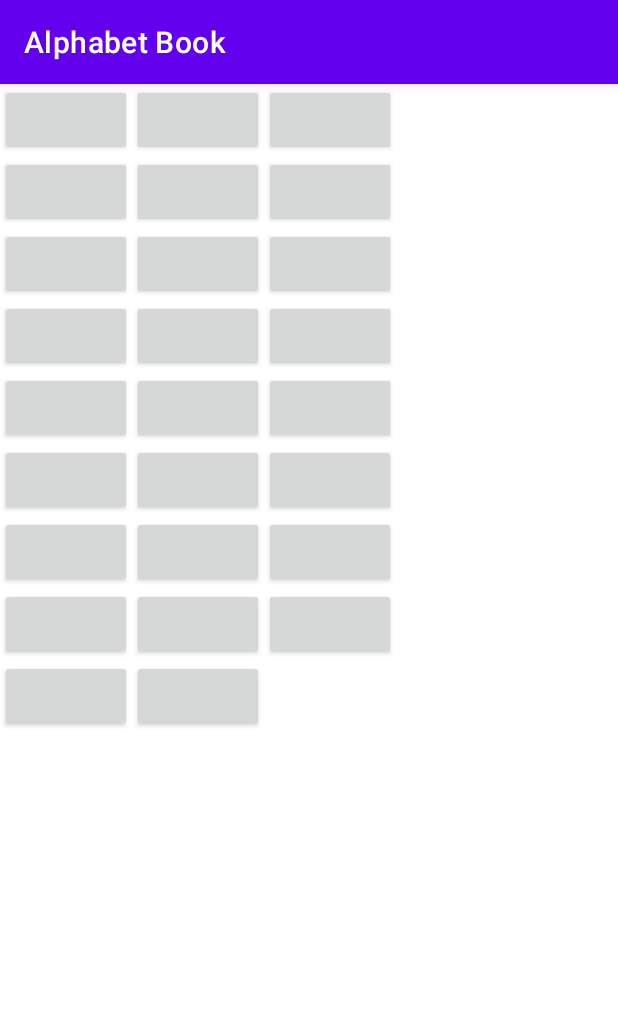
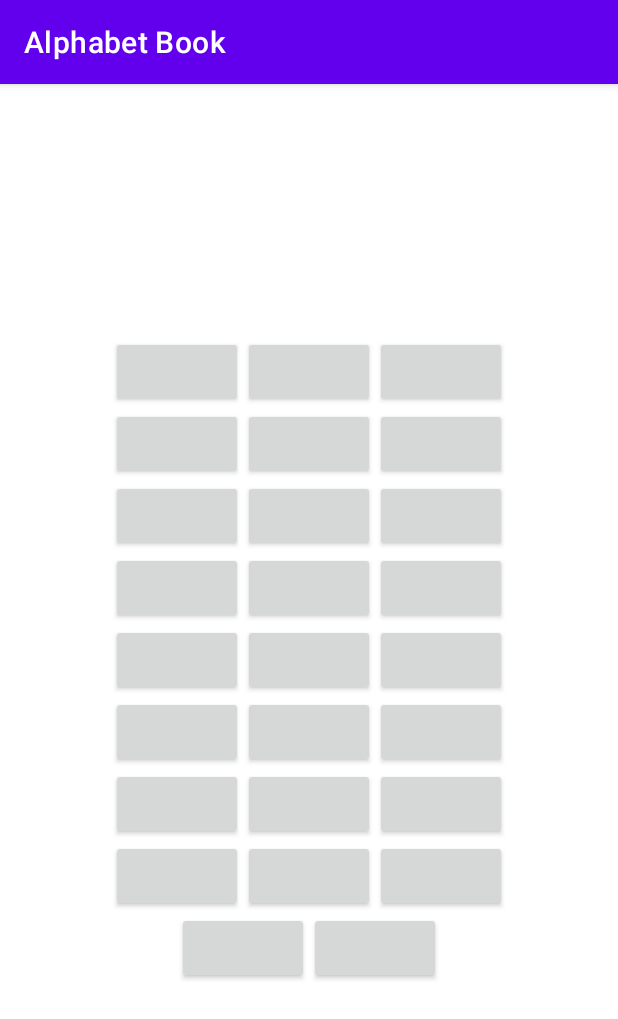
Before and after one commit to kafwe/alphabet-book, an Android app: the screen it shows after launch (MainActivity), on a phone screen of 412 x 824 dp. Shown: the top 1019 px of the screen. Run offline under Robolectric (Android 15) with nearby library versions, the phone set to English and light mode, and no system bars.

Commit message:
center buttons

```diff
--- a/app/src/main/java/com/example/alphabetbook/MainActivity.kt
+++ b/app/src/main/java/com/example/alphabetbook/MainActivity.kt
@@ -1,6 +1,7 @@
 package com.example.alphabetbook
 
 import android.os.Bundle
+import android.view.Gravity
 import android.widget.Button
 import android.widget.LinearLayout
 import androidx.appcompat.app.AppCompatActivity
@@ -20,6 +21,7 @@ class MainActivity : AppCompatActivity() {
         for (i in 1..row) {
             val linearLayoutRow = LinearLayout(this)
             linearLayoutRow.orientation = LinearLayout.HORIZONTAL
+            linearLayoutRow.gravity = Gravity.CENTER
             linearLayoutVertical.addView(linearLayoutRow)
             for (j in 1..col) {
                 val button = Button(this)
--- a/app/src/main/res/layout/activity_main.xml
+++ b/app/src/main/res/layout/activity_main.xml
@@ -10,6 +10,7 @@
         android:id="@+id/linear_layout_vert"
         android:layout_width="match_parent"
         android:layout_height="match_parent"
-        android:orientation="vertical">
+        android:orientation="vertical"
+        android:gravity="center">
     </LinearLayout>
 </androidx.constraintlayout.widget.ConstraintLayout>
```
